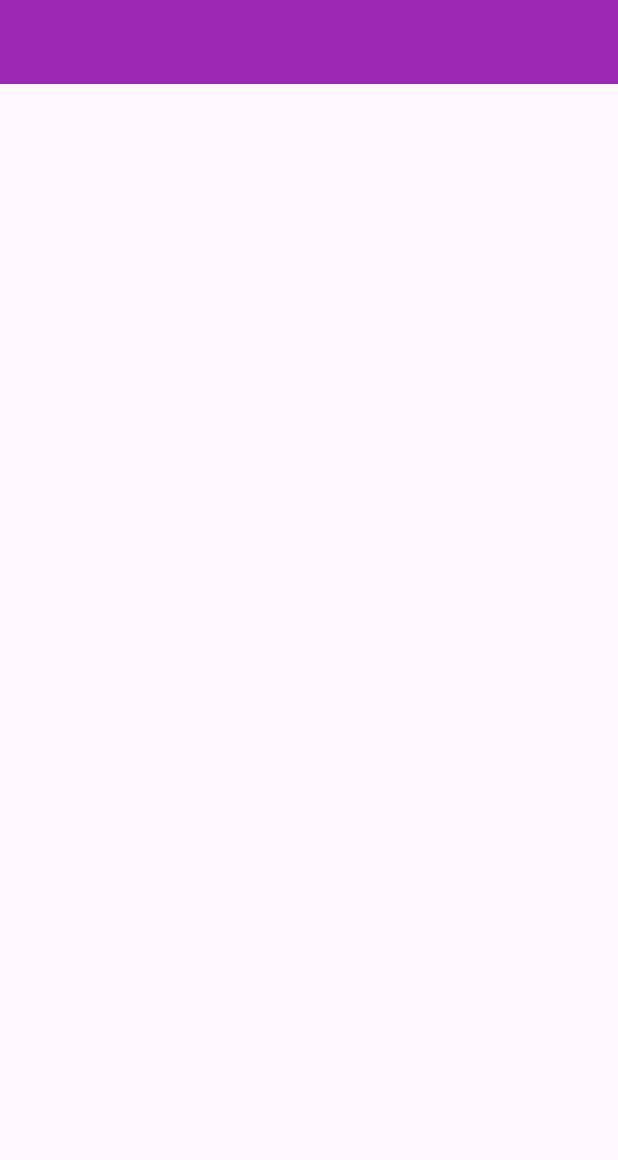
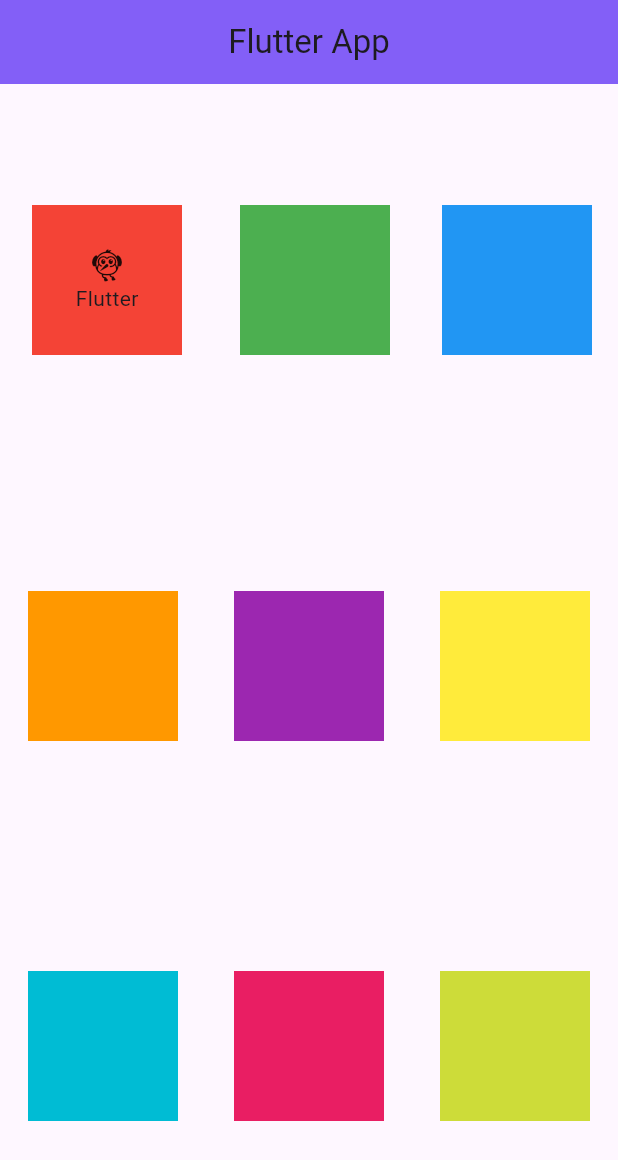
Before and after one commit to T5xb/flutter-hw, a Flutter app: the screen it shows after launch, on a phone screen of 412 x 824 dp. Shown: the top 1160 px of the screen. Run offline on Flutter 3.47's test engine with Material 3 defaults, Android fonts, the phone set to English and light mode, and no system bars.

Commit message:
Add AppBar and Column

```diff
--- a/lib/screens/home_screen.dart
+++ b/lib/screens/home_screen.dart
@@ -7,8 +7,83 @@ class HomeScreen extends StatelessWidget {
     Widget build(BuildContext context) {
       return Scaffold(
         appBar: AppBar(
-          backgroundColor: Colors.purple,
+          backgroundColor: const Color.fromARGB(255, 131, 95, 247),
+          title: Text("Flutter App"),
+          centerTitle: true,
         ),
+        body: Column(
+          mainAxisAlignment: MainAxisAlignment.spaceAround,
+          children: [
+            Row(
+              mainAxisAlignment: MainAxisAlignment.spaceAround,
+              children: [
+                Container(
+                  margin: EdgeInsets.all(4),
+                  width: 100,
+                  height: 100,
+                  color: Colors.red,
+                  child: Column(
+                    mainAxisAlignment: MainAxisAlignment.center,
+                    children: [
+                      Icon(Icons.flutter_dash),
+                      Text("Flutter"),
+                    ],
+                  ),
+
+                ),
+                Container(
+                  width: 100,
+                  height: 100,
+                  color: Colors.green,
+                ),
+                Container(
+                  width: 100,
+                  height: 100,
+                  color: Colors.blue,
+                ),
+              ],
+            ),
+            Row(
+              mainAxisAlignment: MainAxisAlignment.spaceAround,
+              children: [
+                Container(
+                  width: 100,
+                  height: 100,
+                  color: Colors.orange,
+                ),
+                Container(
+                  width: 100,
+                  height: 100,
+                  color: Colors.purple,
+                ),
+                Container(
+                  width: 100,
+                  height: 100,
+                  color: Colors.yellow,
+                ),
+              ],
+            ),
+            Row(
+              mainAxisAlignment: MainAxisAlignment.spaceAround,
+              children: [
+                Container(
+                  width: 100,
+                  height: 100,
+                  color: Colors.cyan,
+                ),
+                Container(
+                  width: 100,
+                  height: 100,
+                  color: Colors.pink,
+                ),
+                Container(
+                  width: 100,
+                  height: 100,
+                  color: Colors.lime,
+                ),
+              ],
+            )
+        ])
       );
 
     }
```
